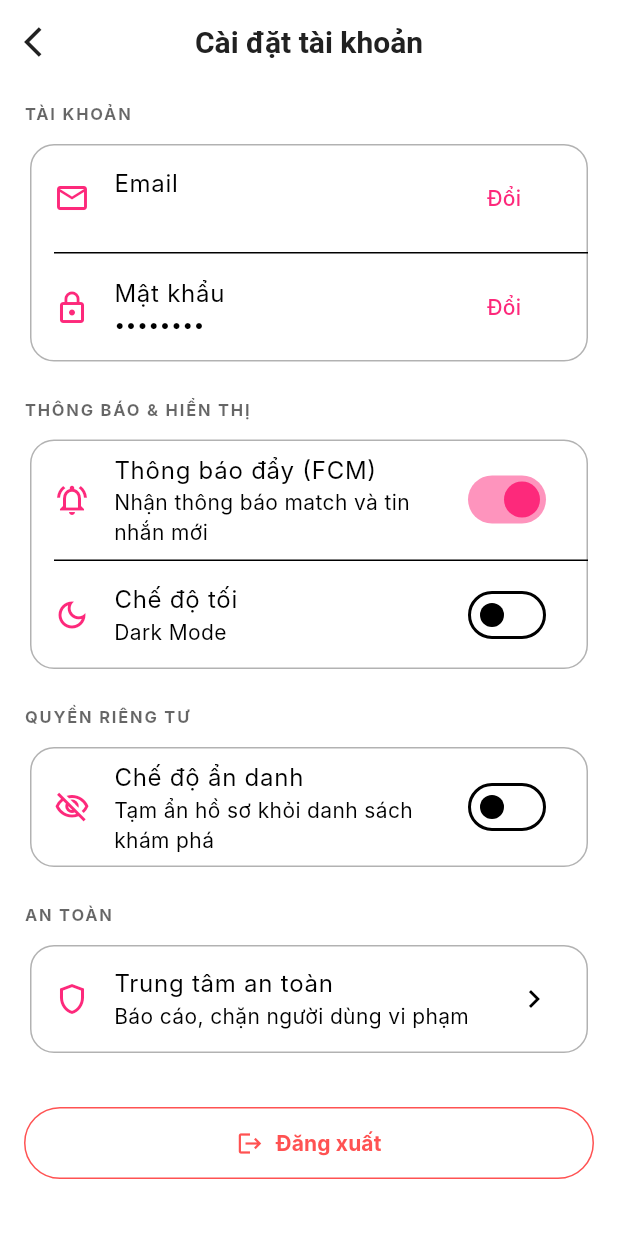
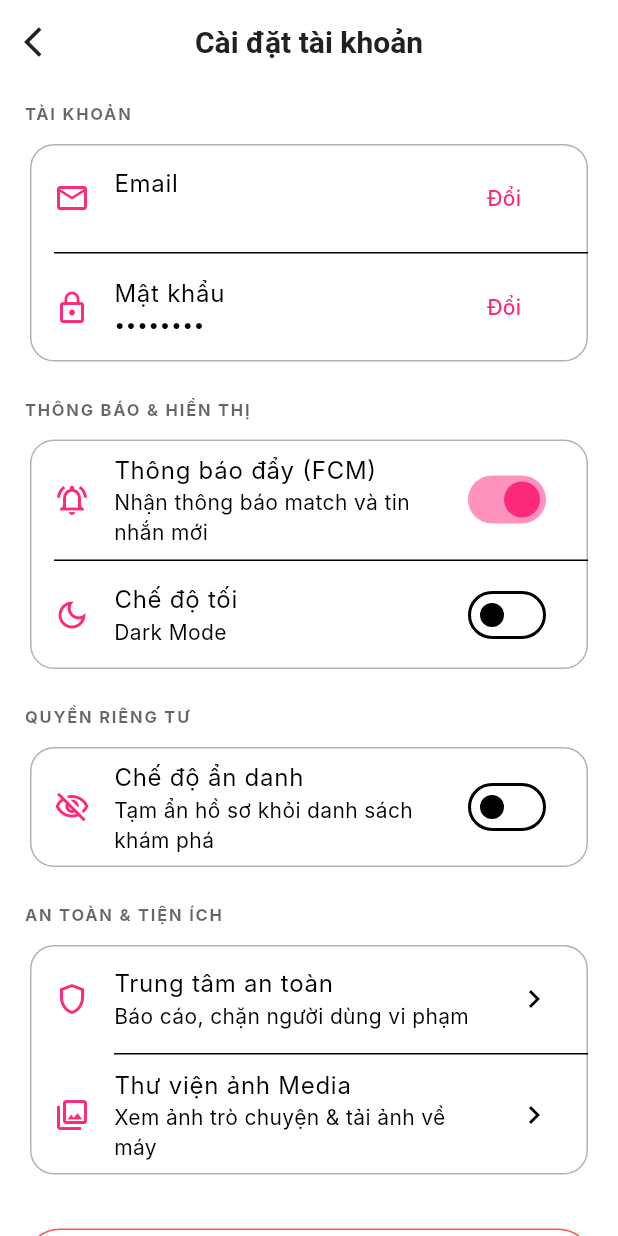
Before and after one commit to khanh2005fpt/DatingLy_Group1_SE1942-JS, a Flutter app: the AccountSettingsScreen screen opened by its route, on a phone screen of 412 x 824 dp. Run offline on Flutter 3.47's test engine with Material 3 defaults, Android fonts, the phone set to English and light mode, and no system bars; our stand-ins replace appinio_swiper, cloud_firestore, firebase_auth, firebase_core, firebase_messaging, firebase_storage and 7 more; accounts and stored records are empty; Roboto replaces fonts that are missing (Inter).

Commit message:
feat(settings): add direct Media Gallery navigation tile in account settings

```diff
--- a/lib/features/settings/presentation/screens/account_settings_screen.dart
+++ b/lib/features/settings/presentation/screens/account_settings_screen.dart
@@ -410,8 +410,8 @@ class _AccountSettingsScreenState extends ConsumerState<AccountSettingsScreen> {
 
                 const SizedBox(height: 20),
 
-                // ── An toàn ──────────────────────────────────────────────────
-                _SectionHeader(title: 'An toàn'),
+                // ── An toàn & Tiện ích ──────────────────────────────────────────
+                _SectionHeader(title: 'An toàn & Tiện ích'),
                 _SettingsCard(
                   children: [
                     ListTile(
@@ -423,6 +423,20 @@ class _AccountSettingsScreenState extends ConsumerState<AccountSettingsScreen> {
                       subtitle: const Text('Báo cáo, chặn người dùng vi phạm'),
                       trailing: const Icon(Icons.chevron_right),
                       onTap: () => context.push('/settings/safety'),
+                    ),
+                    const Divider(height: 1, indent: 56),
+                    ListTile(
+                      leading: const Icon(
+                        Icons.photo_library_outlined,
+                        color: AppColors.primary,
+                      ),
+                      title: const Text('Thư viện ảnh Media'),
+                      subtitle: const Text(
+                        'Xem ảnh trò chuyện & tải ảnh về máy',
+                      ),
+                      trailing: const Icon(Icons.chevron_right),
+                      onTap: () =>
+                          context.push('/settings/media-gallery/demo_match'),
                     ),
                   ],
                 ),
```
